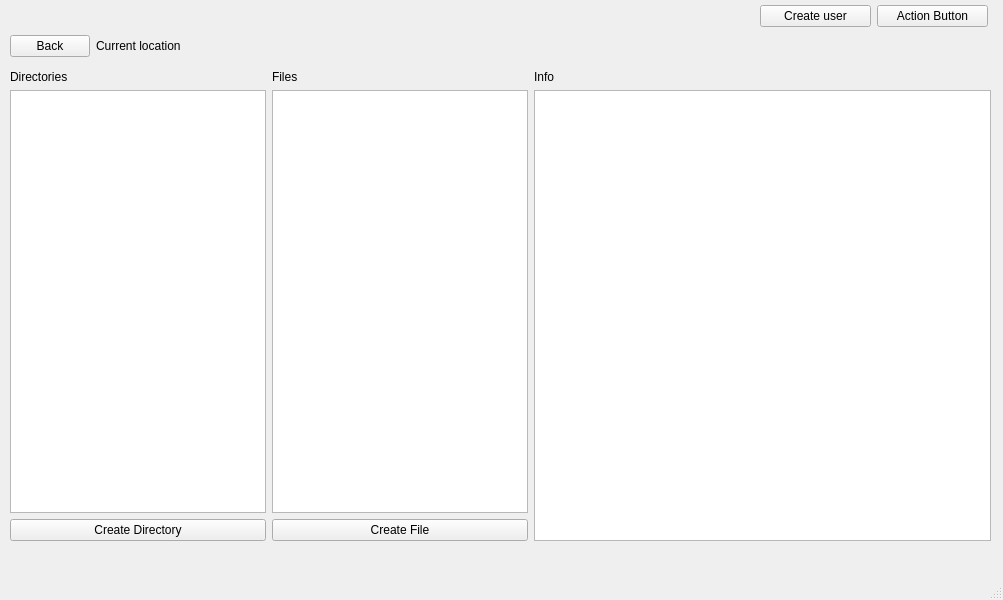
First picture: the form in mainwindow.ui, repository Crenat/file-system-model, before the edit.
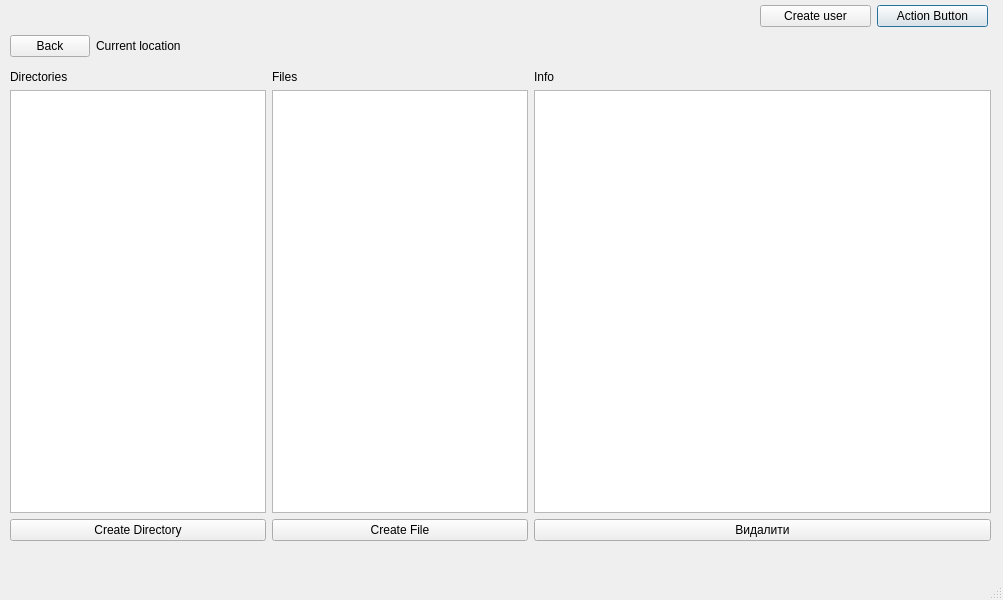
Second picture: the form after the edit. Icons and pictures are not drawn.

Commit message: feat: delete inodes

Diff of the .ui file:
```diff
--- a/mainwindow.ui
+++ b/mainwindow.ui
@@ -91,6 +91,25 @@
        <item>
         <widget class="QTableView" name="infoTableView"/>
        </item>
+       <item>
+        <widget class="QPushButton" name="deleteButton">
+         <property name="text">
+          <string>Видалити</string>
+         </property>
+         <property name="icon">
+          <iconset theme="edit-delete"/>
+         </property>
+         <property name="autoDefault">
+          <bool>false</bool>
+         </property>
+         <property name="default">
+          <bool>false</bool>
+         </property>
+         <property name="flat">
+          <bool>false</bool>
+         </property>
+        </widget>
+       </item>
       </layout>
      </item>
     </layout>
@@ -143,6 +162,9 @@
        <property name="text">
         <string>Action Button</string>
        </property>
+       <property name="default">
+        <bool>true</bool>
+       </property>
       </widget>
      </item>
     </layout>
```
The commit also changes 4 other files.
